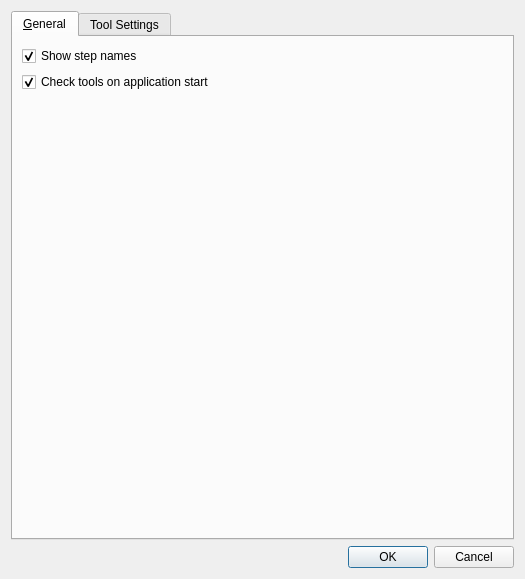
Old version of the form src/mapclient/view/managers/options/qt/optionsdialog.ui in the repository MusculoskeletalAtlasProject/mapclient.
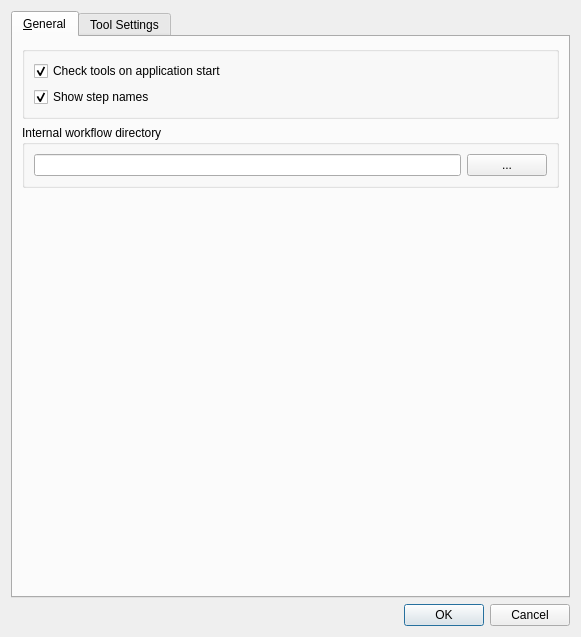
New version of the form. The open tabs and pages were chosen to show the change.

Commit message: Add option in OptionDialog to manage internal workflow directory.

```diff
--- a/src/mapclient/view/managers/options/qt/optionsdialog.ui
+++ b/src/mapclient/view/managers/options/qt/optionsdialog.ui
@@ -6,8 +6,8 @@
    <rect>
     <x>0</x>
     <y>0</y>
-    <width>525</width>
-    <height>579</height>
+    <width>581</width>
+    <height>637</height>
    </rect>
   </property>
   <property name="windowTitle">
@@ -33,8 +33,59 @@
       <attribute name="title">
        <string>&amp;General</string>
       </attribute>
-      <layout class="QGridLayout" name="gridLayout_3">
-       <item row="2" column="1">
+      <layout class="QVBoxLayout" name="verticalLayout_4">
+       <item>
+        <widget class="QGroupBox" name="groupBox">
+         <property name="title">
+          <string/>
+         </property>
+         <layout class="QVBoxLayout" name="verticalLayout_6">
+          <item>
+           <widget class="QCheckBox" name="checkBoxCheckToolsOnStartup">
+            <property name="text">
+             <string>Check tools on application start</string>
+            </property>
+            <property name="checked">
+             <bool>true</bool>
+            </property>
+           </widget>
+          </item>
+          <item>
+           <widget class="QCheckBox" name="checkBoxShowStepNames">
+            <property name="text">
+             <string>Show step names</string>
+            </property>
+            <property name="checked">
+             <bool>true</bool>
+            </property>
+           </widget>
+          </item>
+         </layout>
+        </widget>
+       </item>
+       <item>
+        <widget class="QGroupBox" name="groupBoxInternalWorkflowDirectory">
+         <property name="title">
+          <string>Internal workflow directory</string>
+         </property>
+         <layout class="QHBoxLayout" name="horizontalLayout_4">
+          <item>
+           <widget class="QLineEdit" name="lineEditInternalWorkflowDirectory"/>
+          </item>
+          <item>
+           <widget class="QPushButton" name="pushButtonInternalWorkflowDirectory">
+            <property name="toolTip">
+             <string>Select the internal workflow directory.</string>
+            </property>
+            <property name="text">
+             <string>...</string>
+            </property>
+           </widget>
+          </item>
+         </layout>
+        </widget>
+       </item>
+       <item>
         <spacer name="verticalSpacer">
          <property name="orientation">
           <enum>Qt::Vertical</enum>
@@ -47,26 +98,6 @@
          </property>
         </spacer>
        </item>
-       <item row="0" column="0">
-        <widget class="QCheckBox" name="checkBoxShowStepNames">
-         <property name="text">
-          <string>Show step names</string>
-         </property>
-         <property name="checked">
-          <bool>true</bool>
-         </property>
-        </widget>
-       </item>
-       <item row="1" column="0">
-        <widget class="QCheckBox" name="checkBoxCheckToolsOnStartup">
-         <property name="text">
-          <string>Check tools on application start</string>
-         </property>
-         <property name="checked">
-          <bool>true</bool>
-         </property>
-        </widget>
-       </item>
       </layout>
      </widget>
      <widget class="QWidget" name="tabToolSettings">
```
Left out of the diff: 2 changed lines with no effect on the pictures. The commit also changes 4 other files.
